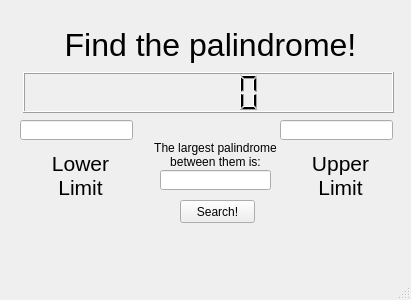
The window that palindrome/mainwindow.ui (tonypro17/palindrome) describes before a commit, drawn with Qt 5.
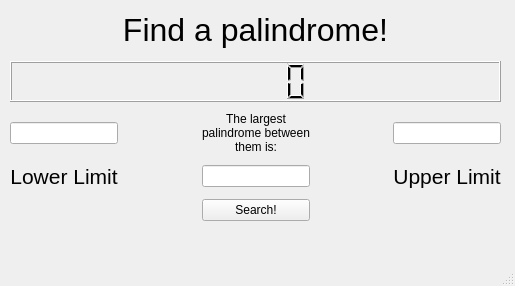
The same window after the commit.

The edit to the form file:
```diff
--- a/palindrome/mainwindow.ui
+++ b/palindrome/mainwindow.ui
@@ -6,76 +6,67 @@
    <rect>
     <x>0</x>
     <y>0</y>
-    <width>411</width>
-    <height>300</height>
+    <width>515</width>
+    <height>286</height>
    </rect>
   </property>
   <property name="windowTitle">
    <string>MainWindow</string>
   </property>
   <widget class="QWidget" name="centralWidget">
+   <widget class="QWidget" name="gridLayoutWidget">
+    <property name="geometry">
+     <rect>
+      <x>0</x>
+      <y>0</y>
+      <width>511</width>
+      <height>231</height>
+     </rect>
+    </property>
+    <layout class="QGridLayout" name="gridLayout_2" columnstretch="0,0,0,0,0">
+     <property name="leftMargin">
+      <number>10</number>
+     </property>
+     <property name="topMargin">
+      <number>10</number>
+     </property>
+     <property name="rightMargin">
+      <number>10</number>
+     </property>
+     <property name="bottomMargin">
+      <number>10</number>
+     </property>
+     <property name="horizontalSpacing">
+      <number>20</number>
+     </property>
+     <property name="verticalSpacing">
+      <number>10</number>
+     </property>
+     <item row="5" column="2">
    <widget class="QPushButton" name="searchBtn">
-    <property name="geometry">
-     <rect>
-      <x>180</x>
-      <y>200</y>
-      <width>75</width>
-      <height>23</height>
-     </rect>
-    </property>
     <property name="text">
      <string>Search!</string>
     </property>
    </widget>
-   <widget class="QLineEdit" name="lineEditDisplay">
-    <property name="geometry">
-     <rect>
-      <x>160</x>
-      <y>170</y>
-      <width>111</width>
-      <height>20</height>
-     </rect>
-    </property>
-   </widget>
-   <widget class="QLCDNumber" name="LDCNumberDisplay">
-    <property name="geometry">
-     <rect>
-      <x>23</x>
-      <y>72</y>
-      <width>371</width>
-      <height>41</height>
-     </rect>
-    </property>
-   </widget>
-   <widget class="QLineEdit" name="inputOne">
-    <property name="geometry">
-     <rect>
-      <x>20</x>
-      <y>120</y>
-      <width>113</width>
+     </item>
+     <item row="3" column="3">
+      <spacer name="horizontalSpacer_2">
+       <property name="orientation">
+        <enum>Qt::Horizontal</enum>
+       </property>
+       <property name="sizeHint" stdset="0">
+        <size>
+         <width>40</width>
       <height>20</height>
-     </rect>
-    </property>
-   </widget>
-   <widget class="QLineEdit" name="inputTwo">
-    <property name="geometry">
-     <rect>
-      <x>280</x>
-      <y>120</y>
-      <width>113</width>
-      <height>20</height>
-     </rect>
-    </property>
-   </widget>
+        </size>
+       </property>
+      </spacer>
+     </item>
+     <item row="3" column="4">
+      <widget class="QLineEdit" name="inputTwo"/>
+     </item>
+     <item row="4" column="0">
    <widget class="QLabel" name="label">
-    <property name="geometry">
-     <rect>
-      <x>40</x>
-      <y>150</y>
-      <width>81</width>
-      <height>51</height>
-     </rect>
-    </property>
     <property name="font">
      <font>
       <pointsize>16</pointsize>
@@ -91,15 +82,22 @@
      <bool>true</bool>
     </property>
    </widget>
+     </item>
+     <item row="3" column="1">
+      <spacer name="horizontalSpacer">
+       <property name="orientation">
+        <enum>Qt::Horizontal</enum>
+       </property>
+       <property name="sizeHint" stdset="0">
+        <size>
+         <width>40</width>
+         <height>20</height>
+        </size>
+       </property>
+      </spacer>
+     </item>
+     <item row="4" column="4">
    <widget class="QLabel" name="label_2">
-    <property name="geometry">
-     <rect>
-      <x>300</x>
-      <y>150</y>
-      <width>81</width>
-      <height>51</height>
-     </rect>
-    </property>
     <property name="font">
      <font>
       <pointsize>16</pointsize>
@@ -115,15 +113,19 @@
      <bool>true</bool>
     </property>
    </widget>
+     </item>
+     <item row="3" column="0">
+      <widget class="QLineEdit" name="inputOne"/>
+     </item>
+     <item row="0" column="0" colspan="5">
+      <widget class="QLabel" name="label_4">
+       <property name="text">
+        <string>&lt;html&gt;&lt;head/&gt;&lt;body&gt;&lt;p align=&quot;center&quot;&gt;&lt;span style=&quot; font-size:24pt;&quot;&gt;Find a palindrome!&lt;/span&gt;&lt;/p&gt;&lt;/body&gt;&lt;/html&gt;</string>
+       </property>
+      </widget>
+     </item>
+     <item row="3" column="2">
    <widget class="QLabel" name="label_3">
-    <property name="geometry">
-     <rect>
-      <x>150</x>
-      <y>140</y>
-      <width>131</width>
-      <height>31</height>
-     </rect>
-    </property>
     <property name="text">
      <string>&lt;html&gt;&lt;head/&gt;&lt;body&gt;&lt;p align=&quot;center&quot;&gt;The largest palindrome between them is:&lt;/p&gt;&lt;/body&gt;&lt;/html&gt;</string>
     </property>
@@ -131,18 +133,14 @@
      <bool>true</bool>
     </property>
    </widget>
-   <widget class="QLabel" name="label_4">
-    <property name="geometry">
-     <rect>
-      <x>30</x>
-      <y>20</y>
-      <width>361</width>
-      <height>51</height>
-     </rect>
-    </property>
-    <property name="text">
-     <string>&lt;html&gt;&lt;head/&gt;&lt;body&gt;&lt;p align=&quot;center&quot;&gt;&lt;span style=&quot; font-size:24pt;&quot;&gt;Find the palindrome!&lt;/span&gt;&lt;/p&gt;&lt;/body&gt;&lt;/html&gt;</string>
-    </property>
+     </item>
+     <item row="4" column="2">
+      <widget class="QLineEdit" name="resultTextDisplay"/>
+     </item>
+     <item row="1" column="0" colspan="5">
+      <widget class="QLCDNumber" name="LDCNumberDisplay"/>
+     </item>
+    </layout>
    </widget>
   </widget>
   <widget class="QStatusBar" name="statusBar"/>
```
Left out of the diff: 2 changed lines with no effect on the pictures. Lines whose indentation alone changed are shown as unchanged.
